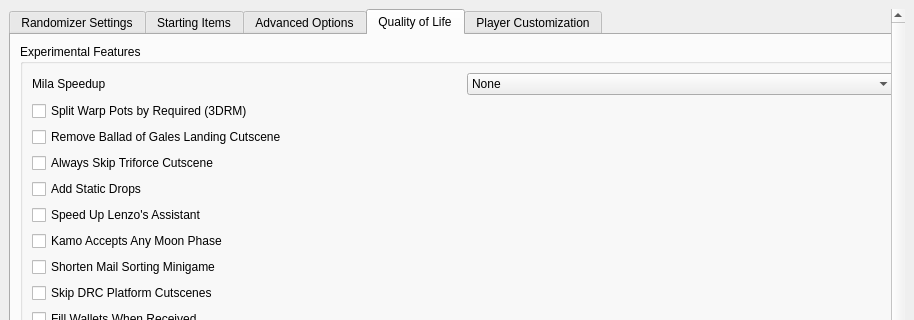
Above: wwr_ui/randomizer_window.ui from tanjo3/wwrando before the change; both pictures show x 0 to 914 and y 0 to 320 of the 914 by 800 pixel window. Below: the same form after it.
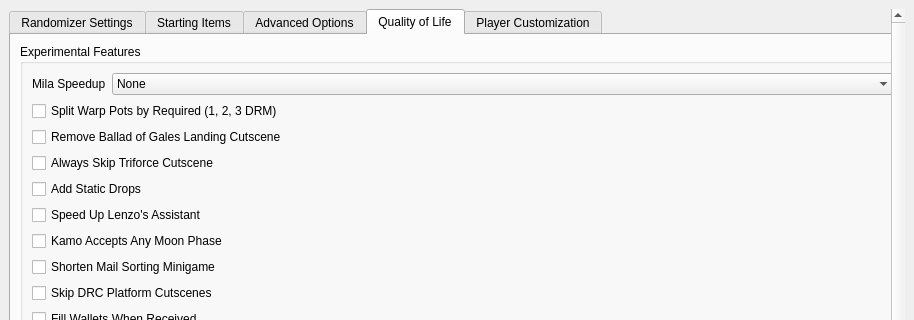
That is the form after the change. The open tabs and pages were chosen to show the change. Custom widgets are drawn as their Qt base class.

```diff
--- a/wwr_ui/randomizer_window.ui
+++ b/wwr_ui/randomizer_window.ui
@@ -1246,7 +1246,7 @@
                   <widget class="QComboBox" name="mila_speedup">
                    <property name="sizePolicy">
                     <sizepolicy hsizetype="Preferred" vsizetype="Fixed">
-                     <horstretch>0</horstretch>
+                     <horstretch>1</horstretch>
                      <verstretch>0</verstretch>
                     </sizepolicy>
                    </property>
@@ -1272,7 +1272,7 @@
                <item>
                 <widget class="QCheckBox" name="split_interdungeon_warps_by_required">
                  <property name="text">
-                  <string>Split Warp Pots by Required (3DRM)</string>
+                  <string>Split Warp Pots by Required (1, 2, 3 DRM)</string>
                  </property>
                 </widget>
                </item>
```
